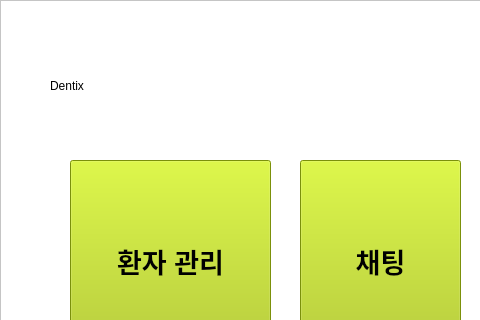
Before: the Qt Designer form Dentix/mainwindow.ui in sueun-jo/2ndmini_dentix, drawn with Qt 5; both pictures show x 0 to 480 and y 0 to 320 of the 640 by 480 pixel window.
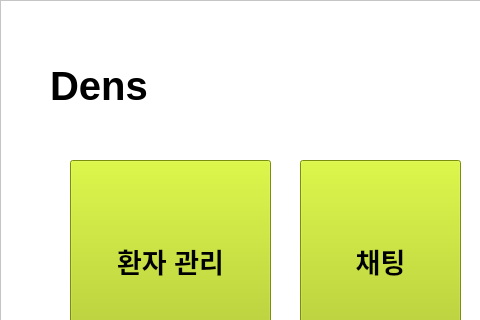
After: the same form once the commit is applied.

Commit message: UI 수정

The edit to the form file:
```diff
--- a/Dentix/mainwindow.ui
+++ b/Dentix/mainwindow.ui
@@ -10,6 +10,11 @@
     <height>480</height>
    </rect>
   </property>
+  <property name="font">
+   <font>
+    <kerning>false</kerning>
+   </font>
+  </property>
   <property name="windowTitle">
    <string>MainPage</string>
   </property>
@@ -94,9 +99,14 @@
        <height>91</height>
       </rect>
      </property>
+     <property name="font">
+      <font>
+       <pointsize>30</pointsize>
+       <bold>true</bold>
+      </font>
+     </property>
      <property name="text">
-      <string>Dentix </string>
-
+      <string>Dens</string>
      </property>
     </widget>
    </widget>
```
Left out of the diff: 1 changed line with no effect on the pictures. The commit also changes 6 other files.
